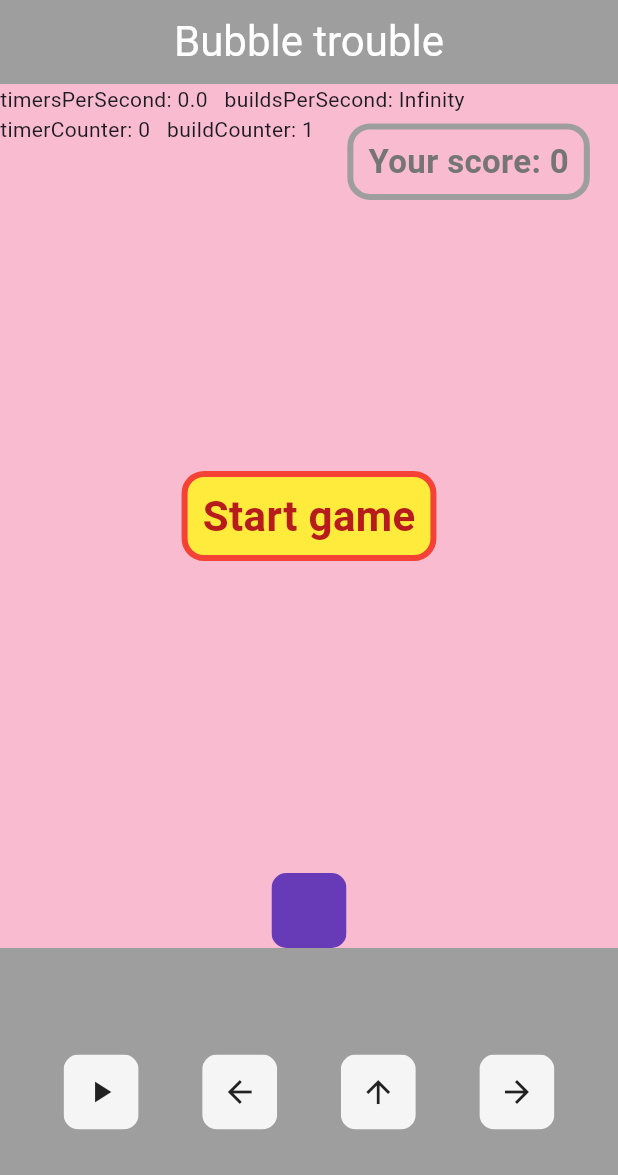
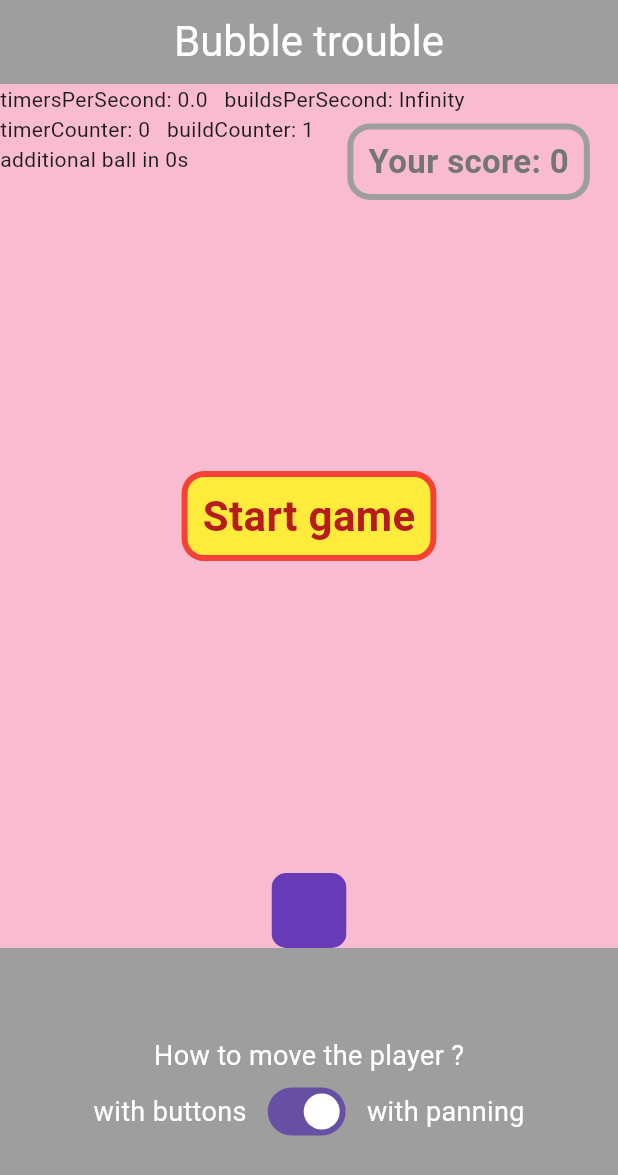
Before and after one commit to fdg2425/bubbleTrouble_flutter_navalnorth_forked, a Flutter app: the screen it shows after launch, on a phone screen of 412 x 824 dp. Shown: the top 1175 px of the screen. Run offline on Flutter 3.47's test engine with Material 3 defaults, Android fonts, the phone set to English and light mode, and no system bars.

Commit message:
reorganized bottom layout and let user decide if he wants to move the player with buttons or with panning

```diff
--- a/lib/button.dart
+++ b/lib/button.dart
@@ -27,14 +27,17 @@ class MyButton extends StatelessWidget {
           repeater!.stop();
         }
       },
+      child: Padding(
+        padding: const EdgeInsets.all(8.0),
         child: ClipRRect(
           borderRadius: BorderRadius.circular(10),
           child: Container(
             color: Colors.grey[100],
-          width: 50,
-          height: 50,
+            width: 100,
+            // height: 50,
             child: Center(
               child: Icon(icon),
+            ),
           ),
         ),
       ),
--- a/lib/homepage.dart
+++ b/lib/homepage.dart
@@ -9,6 +9,7 @@ import 'button.dart';
 import 'cycle_counter.dart';
 import 'missile.dart';
 import 'player.dart';
+import 'player_movement_switch.dart';
 import 'auto_repeater.dart';
 import 'ball_widget.dart';
 import 'score_display.dart';
@@ -28,6 +29,7 @@ class _HomePageState extends State<HomePage> {
   final FocusNode _focusNode = FocusNode();
   bool gameIsRunning = false;
   bool gameHasEnded = false;
+  bool movePlayerWithPanning = true;
   int score = 0;
   List<Ball> balls = [];
   // time to add an additional ball (initialized to be "far away")
@@ -276,6 +278,21 @@ class _HomePageState extends State<HomePage> {
     return false;
   }
 
+  // common callback for pPanUpdate used both for the playing area
+  // and for the "panning area" introduced on bottom right.
+  void onPanUpdate(DragUpdateDetails details) {
+    if (!gameHasEnded) {
+      setState(() {
+        playerX += deltaXToCoordinate(
+            details.delta.dx, MediaQuery.of(context).size.width);
+        playerX = playerX.clamp(-1, 1);
+        if (!midshoot) {
+          missileX = playerX;
+        }
+      });
+    }
+  }
+
   @override
   Widget build(BuildContext context) {
     buildCounter.increase();
@@ -323,18 +340,7 @@ class _HomePageState extends State<HomePage> {
             Expanded(
               flex: 3,
               child: GestureDetector(
-                onPanUpdate: (details) {
-                  if (!gameHasEnded) {
-                    setState(() {
-                      playerX += deltaXToCoordinate(
-                          details.delta.dx, MediaQuery.of(context).size.width);
-                      playerX = playerX.clamp(-1, 1);
-                      if (!midshoot) {
-                        missileX = playerX;
-                      }
-                    });
-                  }
-                },
+                onPanUpdate: onPanUpdate,
                 child: Container(
                   color: Colors.pink[100],
                   child: Stack(
@@ -359,7 +365,8 @@ class _HomePageState extends State<HomePage> {
                           child: Text(
                               "timersPerSecond: ${timerCounter.getCountsPerSecond().toStringAsFixed(1)}   "
                               "buildsPerSecond: ${buildCounter.getCountsPerSecond().toStringAsFixed(1)} \n"
-                              "timerCounter: ${timerCounter.counter}   buildCounter: ${buildCounter.counter}")),
+                              "timerCounter: ${timerCounter.counter}   buildCounter: ${buildCounter.counter} \n"
+                              "additional ball in ${secondsTillAdditionalBall != null ? secondsTillAdditionalBall.toStringAsFixed(1) : 0}s")),
                     ],
                   ),
                 ),
@@ -371,22 +378,74 @@ class _HomePageState extends State<HomePage> {
                 child: Row(
                   mainAxisAlignment: MainAxisAlignment.spaceEvenly,
                   children: [
-                    Opacity(
-                        opacity: gameIsRunning ? 0.2 : 1,
+                    if (gameIsRunning)
+                      Expanded(
+                          flex: 1,
                           child: MyButton(
-                            icon: Icons.play_arrow, function: startGame)),
+                              icon: Icons.arrow_upward, function: fireMissile)),
+                    Expanded(
+                      flex: 3,
+                      child: Row(
+                        mainAxisAlignment: MainAxisAlignment.center,
+                        children: [
+                          if (!gameIsRunning)
+                            PlayerMovementSwitch(
+                              usePanning: movePlayerWithPanning,
+                              callback: (value) {
+                                setState(() {
+                                  movePlayerWithPanning = value;
+                                });
+                              },
+                            ),
+                          if (gameIsRunning && !movePlayerWithPanning)
+                            Row(
+                              mainAxisAlignment: MainAxisAlignment.spaceBetween,
+                              children: [
                                 MyButton(
-                        icon: Icons.arrow_back, repeater: leftMoveRepeater),
-                    MyButton(icon: Icons.arrow_upward, function: fireMissile),
+                                  icon: Icons.arrow_back,
+                                  repeater: leftMoveRepeater,
+                                ),
+                                const SizedBox(width: 20),
                                 MyButton(
                                   icon: Icons.arrow_forward,
                                   repeater: rightMoveRepeater,
                                 ),
-                    if (secondsTillAdditionalBall != null)
-                      Container(
-                          alignment: const Alignment(0.95, 0.95),
+                              ],
+                            ),
+                          if (gameIsRunning && movePlayerWithPanning)
+                            Expanded(
+                              child: Padding(
+                                padding: const EdgeInsets.all(8.0),
+                                child: GestureDetector(
+                                  onPanUpdate: onPanUpdate,
+                                  child: Container(
+                                      alignment: Alignment.center,
+                                      height: double.infinity,
+                                      decoration: BoxDecoration(
+                                          color: Colors.grey.shade800,
+                                          border: Border.all(
+                                              color: Colors.white,
+                                              width: 2), // Grey border
+                                          borderRadius: BorderRadius.circular(
+                                              15)), // Rounded corners
+
+                                      child: const Padding(
+                                        padding: EdgeInsets.symmetric(
+                                            horizontal: 20),
                                         child: Text(
-                              "additional ball in ${secondsTillAdditionalBall.toStringAsFixed(1)} s"))
+                                          "pan here or in the playing area to move the player",
+                                          textAlign: TextAlign.center,
+                                          style: TextStyle(
+                                            color: Colors.white,
+                                          ),
+                                        ),
+                                      )),
+                                ),
+                              ),
+                            ),
+                        ],
+                      ),
+                    ),
                   ],
                 ),
               ),
--- /dev/null
+++ b/lib/player_movement_switch.dart
@@ -0,0 +1,31 @@
+import 'package:flutter/material.dart';
+
+class PlayerMovementSwitch extends StatelessWidget {
+  const PlayerMovementSwitch(
+      {super.key, required this.usePanning, required this.callback});
+
+  final bool usePanning;
+  final Function(bool value) callback;
+  final textStyle = const TextStyle(color: Colors.white, fontSize: 18);
+
+  @override
+  Widget build(BuildContext context) {
+    return Column(
+      mainAxisAlignment: MainAxisAlignment.center,
+      crossAxisAlignment: CrossAxisAlignment.center,
+      children: [
+        Text("How to move the player ?", style: textStyle),
+        Row(
+          children: [
+            Text("with buttons", style: textStyle),
+            Padding(
+              padding: const EdgeInsets.symmetric(horizontal: 10),
+              child: Switch(value: usePanning, onChanged: callback),
+            ),
+            Text("with panning", style: textStyle),
+          ],
+        ),
+      ],
+    );
+  }
+}
```
Lines whose indentation alone changed are shown as unchanged.
